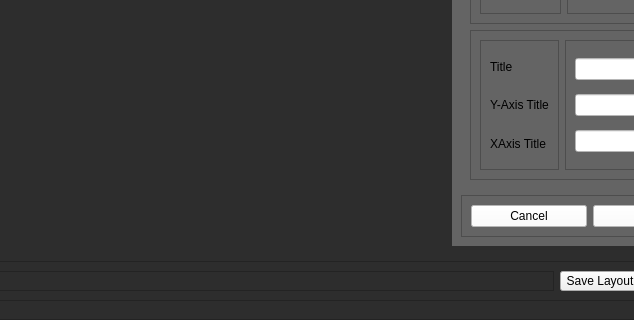
Old version of the form TelemetryViewer/ui_main.ui in the repository UBCO-Motorsports/WirelessTelemetryCapstone; both pictures show x 258 to 892 and y 444 to 764 of the 1013 by 764 pixel window.
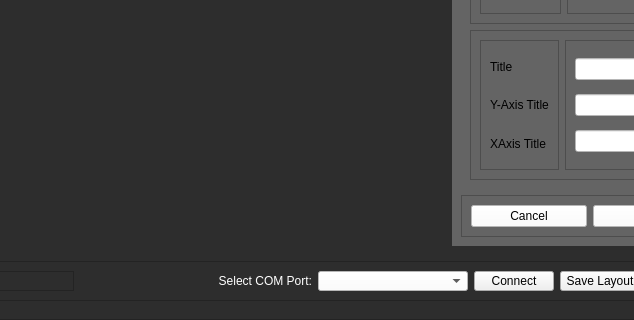
New version of the form. The open tabs and pages were chosen to show the change. Icons and pictures are not drawn.

Commit message: Com port UI options

What changed in the file:
```diff
--- a/TelemetryViewer/ui_main.ui
+++ b/TelemetryViewer/ui_main.ui
@@ -1711,6 +1711,63 @@
                    </property>
                   </widget>
                  </item>
+                 <item>
+                  <widget class="QLabel" name="label_23">
+                   <property name="layoutDirection">
+                    <enum>Qt::LeftToRight</enum>
+                   </property>
+                   <property name="styleSheet">
+                    <string notr="true">color: rgb(255, 255, 255)
+</string>
+                   </property>
+                   <property name="text">
+                    <string>Select COM Port:</string>
+                   </property>
+                   <property name="scaledContents">
+                    <bool>false</bool>
+                   </property>
+                   <property name="alignment">
+                    <set>Qt::AlignRight|Qt::AlignTrailing|Qt::AlignVCenter</set>
+                   </property>
+                  </widget>
+                 </item>
+                 <item>
+                  <widget class="QComboBox" name="comboBox">
+                   <property name="maximumSize">
+                    <size>
+                     <width>150</width>
+                     <height>16777215</height>
+                    </size>
+                   </property>
+                   <property name="styleSheet">
+                    <string notr="true">background-color: rgb(255, 255, 255);</string>
+                   </property>
+                  </widget>
+                 </item>
+                 <item>
+                  <widget class="QPushButton" name="pushButton_3">
+                   <property name="maximumSize">
+                    <size>
+                     <width>80</width>
+                     <height>16777215</height>
+                    </size>
+                   </property>
+                   <property name="styleSheet">
+                    <string notr="true">QPushButton {
+	color: rgb(0, 0, 0);
+	border-color: rgb(240, 240, 240);
+	background-color: rgb(240, 240, 240);
+
+}
+QPushButton:hover {
+	background-color: rgb(0, 85, 255);
+}</string>
+                   </property>
+                   <property name="text">
+                    <string>Connect</string>
+                   </property>
+                  </widget>
+                 </item>
                  <item>
                   <widget class="QPushButton" name="savelayout_btn">
                    <property name="maximumSize">
```
Left out of the diff: 12 changed lines with no effect on the pictures. The commit also changes 1 other file.
